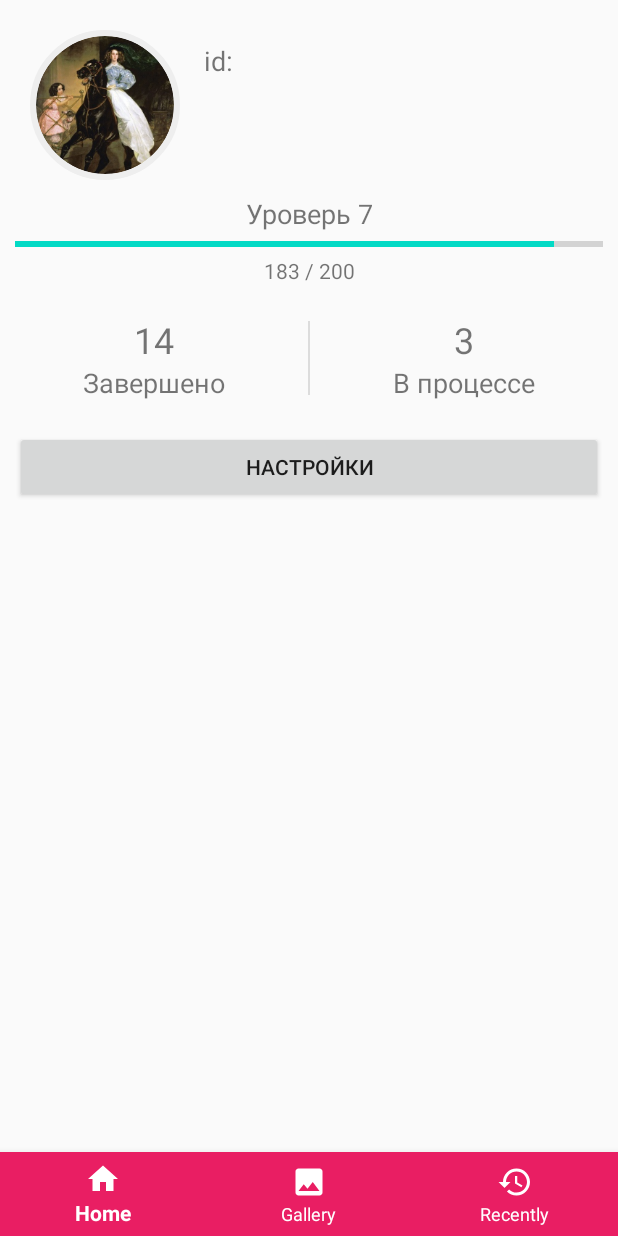
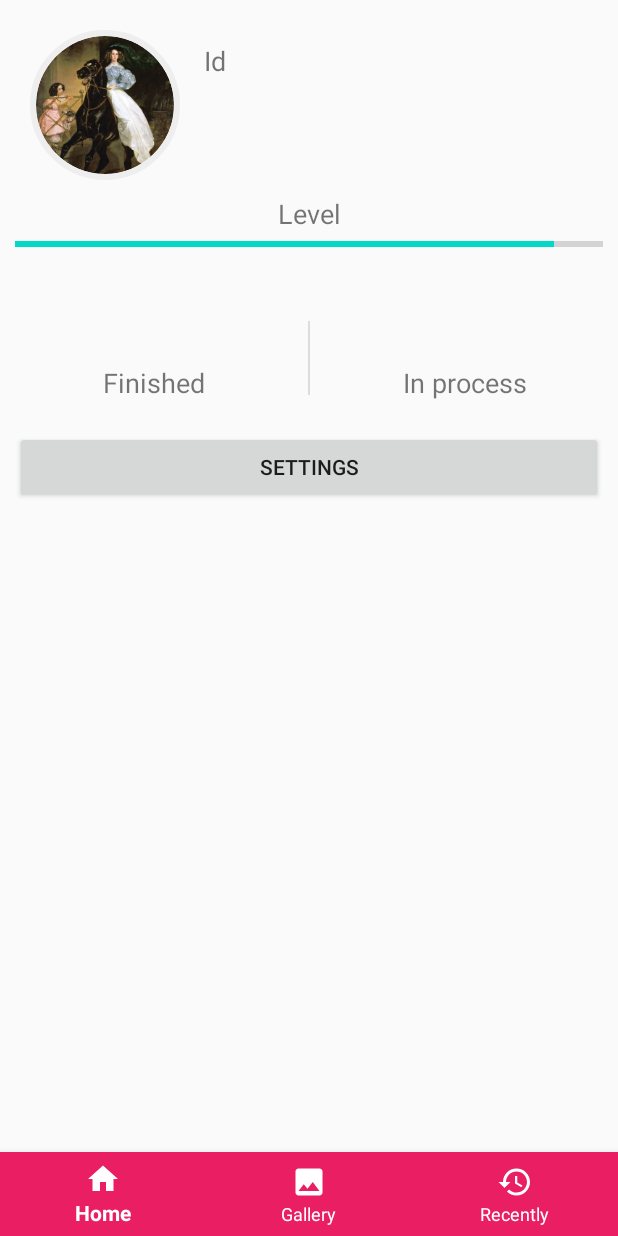
Before and after one commit to AlertRED/PictureMaker, an Android app: the fragment ProfileFragment placed in its activity, on a phone screen of 412 x 824 dp. Run offline under Robolectric (Android 15) with nearby library versions, the phone set to English and light mode, and no system bars; our stand-ins replace Firebase (no records; nobody signed in at launch, a user with empty details on screens opened directly); plain views replace CircularImageView; Roboto replaces fonts that are not available here.

Commit message:
add all strings to the strings.xml

```diff
--- a/app/src/main/res/layout/activity_rating_picture.xml
+++ b/app/src/main/res/layout/activity_rating_picture.xml
@@ -25,7 +25,7 @@
         android:id="@+id/textView13"
         android:layout_width="wrap_content"
         android:layout_height="wrap_content"
-        android:text="Оцените картину"
+        android:text="@string/activity_rating_title"
         android:textSize="24sp"
         app:layout_constraintEnd_toEndOf="parent"
         app:layout_constraintStart_toStartOf="parent"
--- a/app/src/main/res/layout/fragment_gallery.xml
+++ b/app/src/main/res/layout/fragment_gallery.xml
@@ -30,7 +30,7 @@
             android:layout_weight="4"
             android:gravity="right"
             android:paddingRight="20dp"
-            android:text="Фильтр"
+            android:text="@string/fragment_gallery_filter"
             android:textColor="@color/colorPanelNavigateButton"
             android:textSize="18sp" />
 
--- a/app/src/main/res/layout/fragment_home.xml
+++ b/app/src/main/res/layout/fragment_home.xml
@@ -27,7 +27,7 @@
                 android:layout_weight="0"
                 android:fontFamily="sans-serif"
                 android:paddingLeft="8dp"
-                android:text="Новинки"
+                android:text="@string/fragment_home_news"
                 android:textColor="#000000"
                 android:textSize="24sp" />
 
@@ -50,7 +50,7 @@
                 android:layout_weight="0"
                 android:fontFamily="sans-serif"
                 android:paddingLeft="8dp"
-                android:text="Популярное"
+                android:text="@string/fragment_home_popular"
                 android:textColor="#000000"
                 android:textSize="24sp" />
 
--- a/app/src/main/res/layout/fragment_profile.xml
+++ b/app/src/main/res/layout/fragment_profile.xml
@@ -33,7 +33,7 @@
             android:layout_height="wrap_content"
             android:layout_marginStart="16dp"
             android:layout_marginTop="8dp"
-            android:text="id: "
+            android:text="@string/fragment_profile_id"
             android:textSize="18sp"
             app:layout_constraintStart_toEndOf="@+id/circularImageView"
             app:layout_constraintTop_toTopOf="parent" />
@@ -44,7 +44,7 @@
         android:layout_width="match_parent"
         android:layout_height="wrap_content"
         android:gravity="center"
-        android:text="Уроверь 7"
+        android:text="@string/fragment_profile_level"
         android:textSize="18sp" />
 
     <ProgressBar
@@ -62,7 +62,7 @@
         android:layout_width="match_parent"
         android:layout_height="wrap_content"
         android:gravity="center"
-        android:text="183 / 200" />
+        android:text="" />
 
     <LinearLayout
         android:layout_width="match_parent"
@@ -81,7 +81,7 @@
                 android:layout_width="match_parent"
                 android:layout_height="wrap_content"
                 android:gravity="center"
-                android:text="14"
+                android:text=""
                 android:textSize="24sp" />
 
             <TextView
@@ -89,7 +89,7 @@
                 android:layout_width="match_parent"
                 android:layout_height="wrap_content"
                 android:gravity="center"
-                android:text="Завершено"
+                android:text="@string/fragment_profile_finished"
                 android:textSize="18sp" />
         </LinearLayout>
 
@@ -113,7 +113,7 @@
                 android:layout_width="match_parent"
                 android:layout_height="wrap_content"
                 android:gravity="center"
-                android:text="3"
+                android:text=""
                 android:textSize="24sp" />
 
             <TextView
@@ -121,7 +121,7 @@
                 android:layout_width="match_parent"
                 android:layout_height="wrap_content"
                 android:gravity="center"
-                android:text="В процессе"
+                android:text="@string/fragment_profile_in_process"
                 android:textSize="18sp" />
         </LinearLayout>
     </LinearLayout>
@@ -133,6 +133,6 @@
         android:layout_marginLeft="10dp"
         android:layout_marginTop="20dp"
         android:layout_marginRight="10dp"
-        android:text="Настройки" />
+        android:text="@string/fragment_profile_settings" />
 
 </LinearLayout>
--- a/app/src/main/res/layout/item_color_brush.xml
+++ b/app/src/main/res/layout/item_color_brush.xml
@@ -14,7 +14,7 @@
         android:layout_height="50dp"
         android:background="@drawable/bg_color_shape_circle"
         android:gravity="center"
-        android:text="1"
+        android:text=""
         android:textColor="#FFFFFF"
         android:textSize="20sp" />
 </FrameLayout>
--- a/app/src/main/res/layout/item_pictute_news.xml
+++ b/app/src/main/res/layout/item_pictute_news.xml
@@ -45,7 +45,6 @@
             android:layout_width="wrap_content"
             android:layout_height="wrap_content"
             android:fontFamily="sans-serif-light"
-            android:text="Picture"
             android:textColor="#FFF"
             android:textSize="14sp" />
 
--- a/app/src/main/res/layout/item_pictute_popular.xml
+++ b/app/src/main/res/layout/item_pictute_popular.xml
@@ -45,7 +45,6 @@
             android:layout_alignParentBottom="true"
             android:fontFamily="sans-serif-light"
             android:gravity="center"
-            android:text="Picture №0"
             android:textColor="#FFFFFF"
             android:textSize="18sp" />
 
--- a/app/src/main/res/values/strings.xml
+++ b/app/src/main/res/values/strings.xml
@@ -4,4 +4,21 @@
     <string name="menu_item_profile">Profile</string>
     <string name="menu_item_home">Home</string>
     <string name="menu_item_gallery">Gallery</string>
+    <string name="filter_label_artist">Artist</string>
+    <string name="filter_label_level">Level</string>
+    <string name="filter_label_genre">Genre</string>
+    <string name="filter_button_accept">Accept</string>
+    <string name="actifity_picture_name">Name</string>
+    <string name="activity_picture_my_score">My score</string>
+    <string name="activity_picture_rating">Rating</string>
+    <string name="activity_picture_start">Start</string>
+    <string name="activity_rating_title">Rate the picture</string>
+    <string name="fragment_gallery_filter">Filter</string>
+    <string name="fragment_home_news">News</string>
+    <string name="fragment_home_popular">Popular</string>
+    <string name="fragment_profile_id" translatable="false">Id</string>
+    <string name="fragment_profile_level">Level</string>
+    <string name="fragment_profile_finished">Finished</string>
+    <string name="fragment_profile_in_process">In process</string>
+    <string name="fragment_profile_settings">Settings</string>
 </resources>
```
Also changed, not shown: app/src/main/res/layout/activity_filter_gallery.xml (+4 -4 lines), app/src/main/res/layout/activity_picture.xml (+4 -4 lines), 2 other files.
